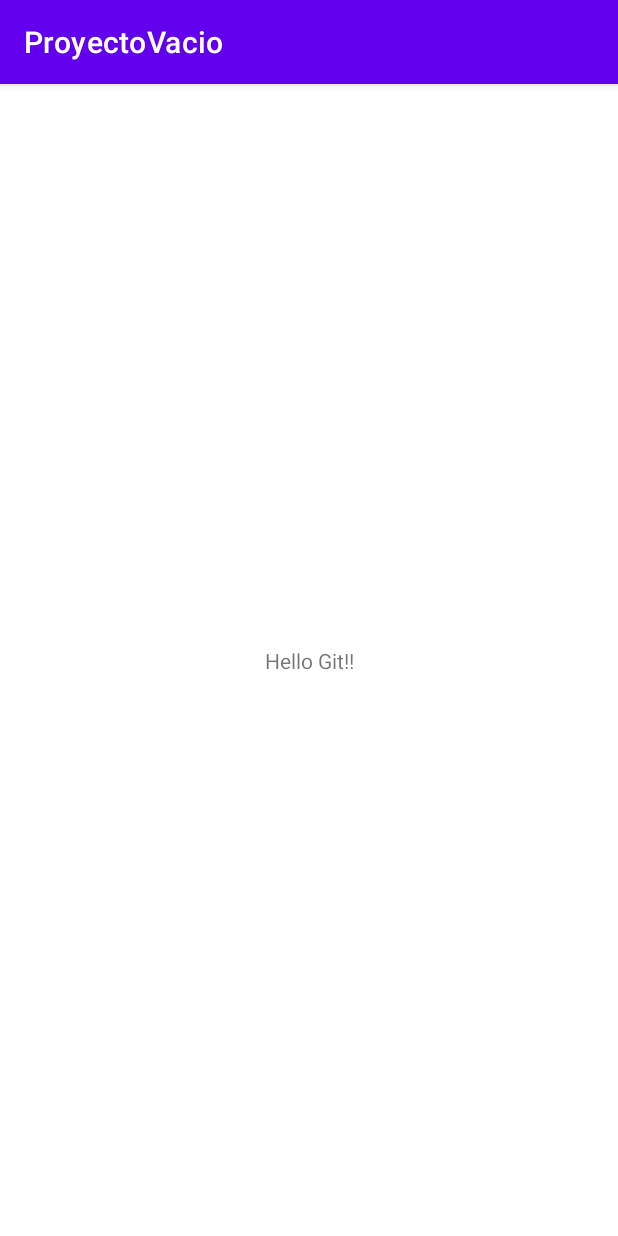
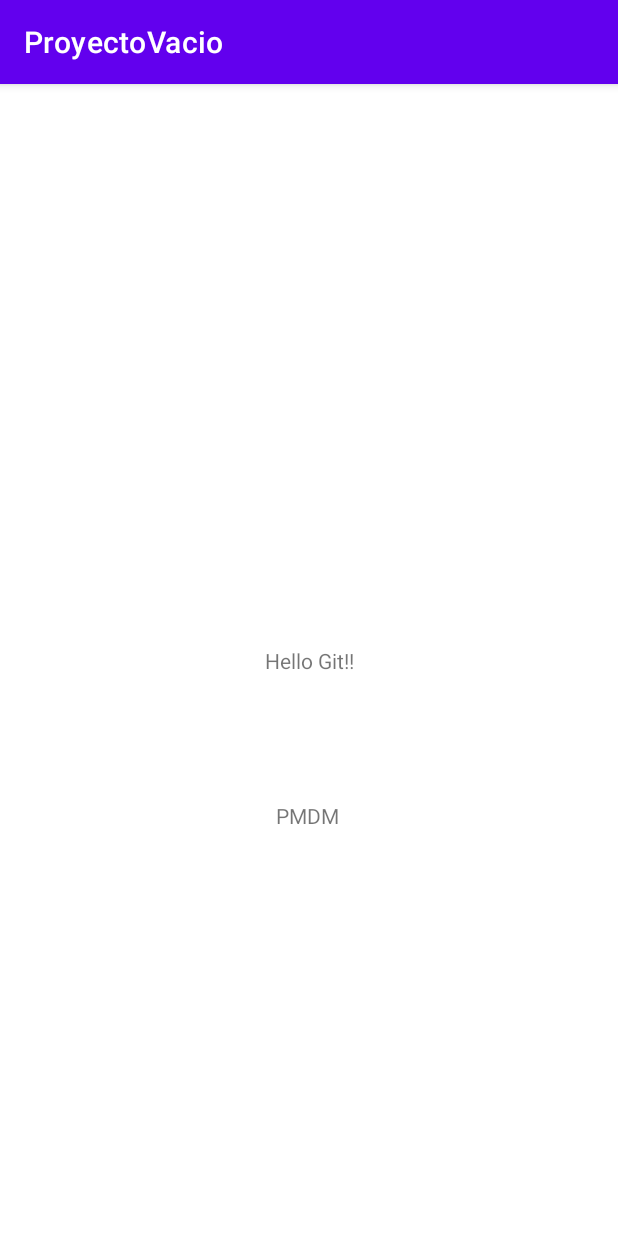
Before and after one commit to PabloMontesMorquecho/ProyectoVacio, an Android app: the screen it shows after launch (MainActivity), on a phone screen of 412 x 824 dp. Run offline under Robolectric (Android 15) with nearby library versions, the phone set to English and light mode, and no system bars.

Commit message:
He introducido otro label

```diff
--- a/app/src/main/res/layout/activity_main.xml
+++ b/app/src/main/res/layout/activity_main.xml
@@ -7,6 +7,7 @@
     tools:context=".MainActivity">
 
     <TextView
+        android:id="@+id/textView2"
         android:layout_width="wrap_content"
         android:layout_height="wrap_content"
         android:text="Hello Git!!"
@@ -15,4 +16,15 @@
         app:layout_constraintRight_toRightOf="parent"
         app:layout_constraintTop_toTopOf="parent" />
 
+    <TextView
+        android:id="@+id/textView"
+        android:layout_width="wrap_content"
+        android:layout_height="wrap_content"
+        android:layout_marginTop="84dp"
+        android:text="PMDM"
+        app:layout_constraintEnd_toEndOf="parent"
+        app:layout_constraintHorizontal_bias="0.498"
+        app:layout_constraintStart_toStartOf="parent"
+        app:layout_constraintTop_toBottomOf="@+id/textView2" />
+
 </androidx.constraintlayout.widget.ConstraintLayout>
```
